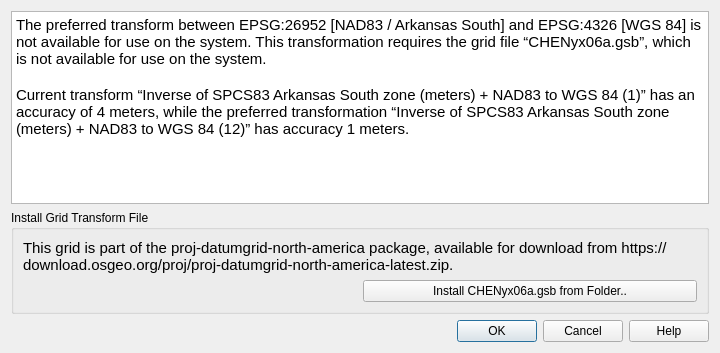
Before: the Qt Designer form src/ui/qgsinstallgridshiftdialog.ui in qgis/QGIS, drawn with Qt 5.
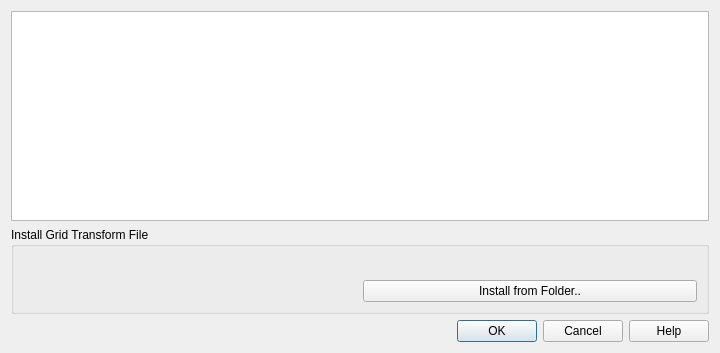
After: the same form once the commit is applied.

Commit message: Address review comments

```diff
--- a/src/ui/qgsinstallgridshiftdialog.ui
+++ b/src/ui/qgsinstallgridshiftdialog.ui
@@ -61,9 +61,7 @@
 &lt;html&gt;&lt;head&gt;&lt;meta name=&quot;qrichtext&quot; content=&quot;1&quot; /&gt;&lt;style type=&quot;text/css&quot;&gt;
 p, li { white-space: pre-wrap; }
 &lt;/style&gt;&lt;/head&gt;&lt;body style=&quot; font-family:'Cantarell'; font-size:11pt; font-weight:400; font-style:normal;&quot;&gt;
-&lt;p style=&quot; margin-top:0px; margin-bottom:0px; margin-left:0px; margin-right:0px; -qt-block-indent:0; text-indent:0px;&quot;&gt;&lt;span style=&quot; font-family:'Cantarell';&quot;&gt;The preferred transform between EPSG:26952 [NAD83 / Arkansas South] and EPSG:4326 [WGS 84] is not available for use on the system. This transformation requires the grid file “CHENyx06a.gsb”, which is not available for use on the system.&lt;/span&gt;&lt;/p&gt;
-&lt;p style=&quot;-qt-paragraph-type:empty; margin-top:0px; margin-bottom:0px; margin-left:0px; margin-right:0px; -qt-block-indent:0; text-indent:0px; font-family:'Cantarell';&quot;&gt;&lt;br /&gt;&lt;/p&gt;
-&lt;p style=&quot; margin-top:0px; margin-bottom:0px; margin-left:0px; margin-right:0px; -qt-block-indent:0; text-indent:0px;&quot;&gt;&lt;span style=&quot; font-family:'Cantarell';&quot;&gt;Current transform “Inverse of SPCS83 Arkansas South zone (meters) + NAD83 to WGS 84 (1)” has an accuracy of 4 meters, while the preferred transformation “Inverse of SPCS83 Arkansas South zone (meters) + NAD83 to WGS 84 (12)” has accuracy 1 meters.&lt;/span&gt;&lt;/p&gt;&lt;/body&gt;&lt;/html&gt;</string>
+&lt;p style=&quot;-qt-paragraph-type:empty; margin-top:0px; margin-bottom:0px; margin-left:0px; margin-right:0px; -qt-block-indent:0; text-indent:0px; font-family:'Cantarell';&quot;&gt;&lt;br /&gt;&lt;/p&gt;&lt;/body&gt;&lt;/html&gt;</string>
      </property>
     </widget>
    </item>
@@ -80,7 +78,7 @@
 &lt;html&gt;&lt;head&gt;&lt;meta name=&quot;qrichtext&quot; content=&quot;1&quot; /&gt;&lt;style type=&quot;text/css&quot;&gt;
 p, li { white-space: pre-wrap; }
 &lt;/style&gt;&lt;/head&gt;&lt;body style=&quot; font-family:'Cantarell'; font-size:11pt; font-weight:400; font-style:normal;&quot;&gt;
-&lt;p style=&quot; margin-top:0px; margin-bottom:0px; margin-left:0px; margin-right:0px; -qt-block-indent:0; text-indent:0px;&quot;&gt;&lt;span style=&quot; font-family:'Cantarell';&quot;&gt;This grid is part of the proj-datumgrid-north-america package, available for download from https://download.osgeo.org/proj/proj-datumgrid-north-america-latest.zip.&lt;/span&gt;&lt;/p&gt;&lt;/body&gt;&lt;/html&gt;</string>
+&lt;p style=&quot;-qt-paragraph-type:empty; margin-top:0px; margin-bottom:0px; margin-left:0px; margin-right:0px; -qt-block-indent:0; text-indent:0px; font-family:'Cantarell';&quot;&gt;&lt;br /&gt;&lt;/p&gt;&lt;/body&gt;&lt;/html&gt;</string>
         </property>
         <property name="wordWrap">
          <bool>true</bool>
@@ -96,7 +94,7 @@
       <item row="1" column="1">
        <widget class="QPushButton" name="mInstallButton">
         <property name="text">
-         <string>Install CHENyx06a.gsb from Folder..</string>
+         <string>Install from Folder..</string>
         </property>
        </widget>
       </item>
```
The commit also changes 1 other file.
